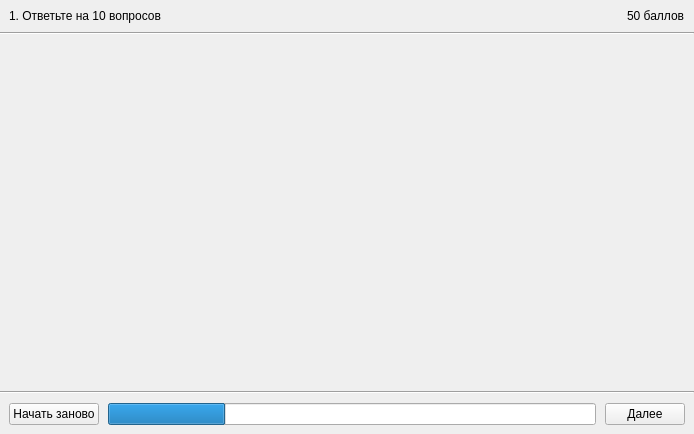
Before: the Qt Designer form mainwindow.ui in bukhmastov/fpsp, drawn with Qt 5.
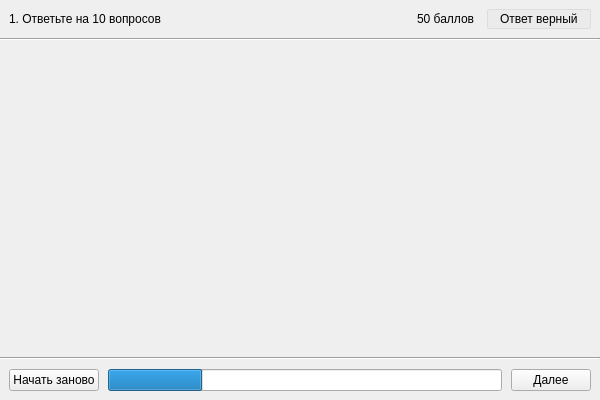
After: the same form once the commit is applied.

The edit to the form file:
```diff
--- a/mainwindow.ui
+++ b/mainwindow.ui
@@ -6,8 +6,8 @@
    <rect>
     <x>0</x>
     <y>0</y>
-    <width>694</width>
-    <height>434</height>
+    <width>600</width>
+    <height>400</height>
    </rect>
   </property>
   <property name="minimumSize">
@@ -89,7 +89,8 @@
            </sizepolicy>
           </property>
           <property name="styleSheet">
-           <string notr="true">font: 75 10pt &quot;MS Shell Dlg 2&quot;;</string>
+           <string notr="true">font: 75 10pt &quot;MS Shell Dlg 2&quot;;
+padding: 3px 0px;</string>
           </property>
           <property name="text">
            <string>50 баллов</string>
@@ -100,11 +101,37 @@
           <property name="scaledContents">
            <bool>false</bool>
           </property>
+          <property name="alignment">
+           <set>Qt::AlignLeading|Qt::AlignLeft|Qt::AlignVCenter</set>
+          </property>
           <property name="margin">
            <number>0</number>
           </property>
          </widget>
         </item>
+        <item>
+         <widget class="QLabel" name="currentResultLabel">
+          <property name="sizePolicy">
+           <sizepolicy hsizetype="Fixed" vsizetype="Minimum">
+            <horstretch>0</horstretch>
+            <verstretch>0</verstretch>
+           </sizepolicy>
+          </property>
+          <property name="styleSheet">
+           <string notr="true">font: 75 10pt &quot;MS Shell Dlg 2&quot;;
+padding: 2px 9px;
+border: 1px solid  rgb(220, 220, 220);
+border-radius: 2px;
+background-color: rgb(235, 235, 235);</string>
+          </property>
+          <property name="text">
+           <string>Ответ верный</string>
+          </property>
+          <property name="alignment">
+           <set>Qt::AlignLeading|Qt::AlignLeft|Qt::AlignVCenter</set>
+          </property>
+         </widget>
+        </item>
        </layout>
       </item>
       <item>
@@ -141,8 +168,8 @@
             <rect>
              <x>0</x>
              <y>0</y>
-             <width>690</width>
-             <height>349</height>
+             <width>596</width>
+             <height>309</height>
             </rect>
            </property>
            <layout class="QGridLayout" name="gridLayout_2">
```
